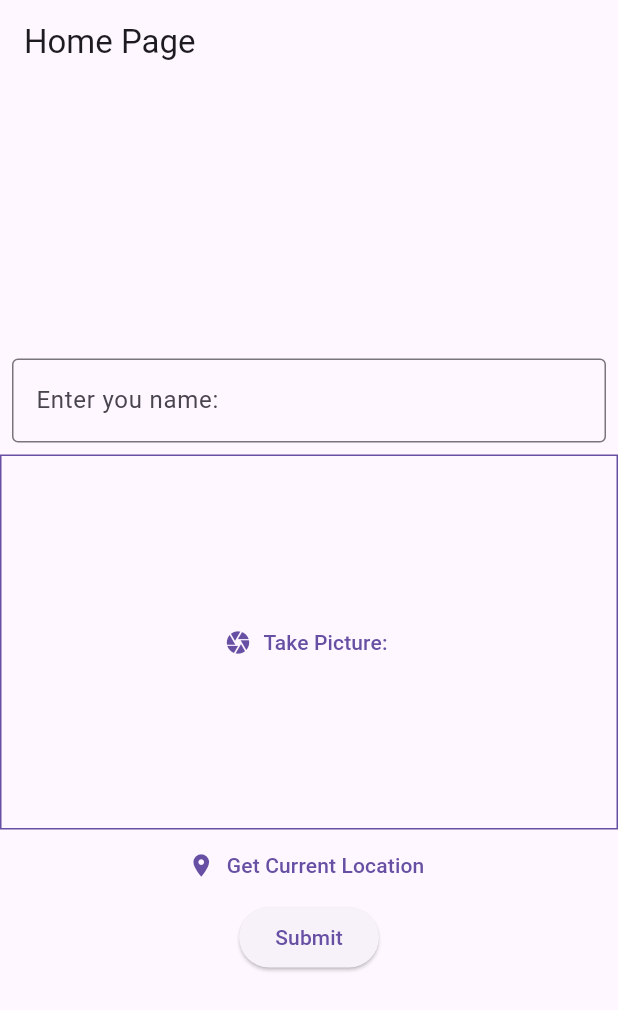
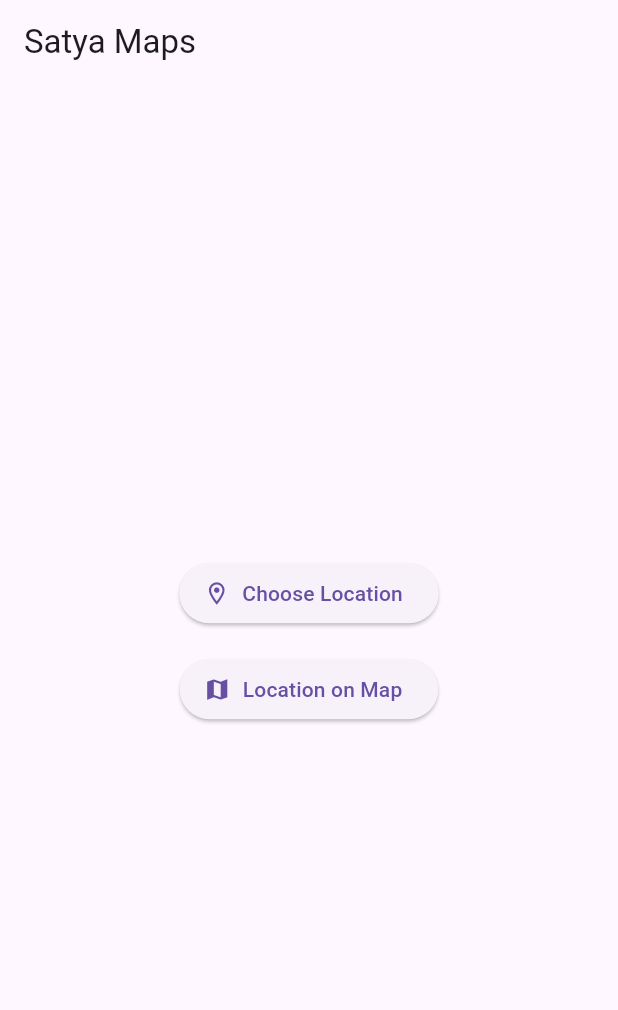
Before and after one commit to Moinuddin9777/widget_vault, a Flutter app: the screen it shows after launch, on a phone screen of 412 x 824 dp. Shown: the top 1010 px of the screen. Run offline on Flutter 3.47's test engine with Material 3 defaults, Android fonts, the light colour scheme and no system bars; our stand-ins replace geocoding, get, google_maps_flutter, location; missing offline and left inert: clipboard.

Commit message:
version 2

```diff
--- a/lib/main.dart
+++ b/lib/main.dart
@@ -4,7 +4,7 @@ import 'package:widget_vault/views/home_page.dart';
 
 void main() {
   runApp(
-    GetMaterialApp(
+    const GetMaterialApp(
       home: HomePage(),
     ),
   );
--- a/lib/views/display_page.dart
+++ /dev/null
@@ -1,37 +0,0 @@
-import 'package:flutter/material.dart';
-import 'package:get/get.dart';
-
-class DisplayPage extends StatelessWidget {
-  const DisplayPage({super.key});
-
-  @override
-  Widget build(BuildContext context) {
-    return Scaffold(
-      appBar: AppBar(
-        title: const Text('Display Information Page'),
-      ),
-      body: Column(
-        mainAxisAlignment: MainAxisAlignment.center,
-        crossAxisAlignment: CrossAxisAlignment.center,
-        children: [
-          Text('Name: ${Get.arguments["name"]}'),
-          const SizedBox(
-            height: 15,
-          ),
-          const Text('Picture:'),
-          const SizedBox(
-            height: 15,
-          ),
-          Image.file(
-            Get.arguments["image"],
-          ),
-          const SizedBox(
-            height: 15,
-          ),
-          Text(
-              'latitude: ${Get.arguments["latitude"]} longitude: ${Get.arguments["longitude"]}'),
-        ],
-      ),
-    );
-  }
-}
--- a/lib/views/home_page.dart
+++ b/lib/views/home_page.dart
@@ -1,73 +1,48 @@
-import 'dart:io';
-import 'package:location/location.dart';
 import 'package:flutter/material.dart';
 import 'package:get/get.dart';
-import 'package:widget_vault/models/passing_data.dart';
-import 'package:widget_vault/views/display_page.dart';
-import 'package:widget_vault/views/image_input_widget.dart';
-import 'package:widget_vault/views/location_input_widget.dart';
+import 'package:widget_vault/views/location_selection_page.dart';
+import 'package:widget_vault/views/coords_paste_screen.dart';
 
 class HomePage extends StatelessWidget {
-  HomePage({super.key});
-  final TextEditingController _textController = TextEditingController();
-  File? _selectedImage;
-  double latitude = double.infinity, longitude = double.infinity;
-  void sendInfo() {
-    if (_selectedImage == null ||
-        _textController.text == "" ||
-        latitude == double.infinity ||
-        longitude == double.infinity) return;
-    Get.to(
-      () => const DisplayPage(),
-      arguments: {
-        "name": _textController.text,
-        "image": _selectedImage!,
-        "latitude": latitude,
-        "longitude": longitude,
-      },
-    );
-  }
-
+  const HomePage({super.key});
   @override
   Widget build(BuildContext context) {
     return Scaffold(
       appBar: AppBar(
         title: const Text(
-          'Home Page',
+          'Satya Maps',
         ),
       ),
       body: Center(
-        child: SingleChildScrollView(
         child: Column(
+          mainAxisAlignment: MainAxisAlignment.center,
+          crossAxisAlignment: CrossAxisAlignment.center,
           children: [
-              Padding(
-                padding: const EdgeInsets.all(8.0),
-                child: TextField(
-                  decoration: const InputDecoration(
-                    border: OutlineInputBorder(),
-                    hintText: 'Enter you name:',
-                  ),
-                  controller: _textController,
-                  scrollPadding: const EdgeInsets.all(20),
+            ElevatedButton.icon(
+              label: const Text('Choose Location'),
+              onPressed: () {
+                Get.to(() => const LocationSelection());
+              },
+              icon: const Icon(
+                Icons.location_on_outlined,
               ),
             ),
-              ImageInput(
-                onPickImage: (image) {
-                  _selectedImage = image;
+            const SizedBox(
+              height: 16,
+            ),
+            ElevatedButton.icon(
+              label: const Text('Location on Map'),
+              onPressed: () {
+                Get.to(() => const CoordsPaste());
               },
+              icon: const Icon(
+                Icons.map_sharp,
               ),
-              LocationInput(
-                onPickLocation: (long, lat) {
-                  latitude = lat;
-                  longitude = long;
-                },
             ),
-              ElevatedButton(
-                onPressed: sendInfo,
-                child: const Text('Submit'),
+            const SizedBox(
+              height: 25,
             ),
           ],
-          ),
         ),
       ),
     );
--- a/lib/views/image_input_widget.dart
+++ /dev/null
@@ -1,59 +0,0 @@
-import 'dart:io';
-
-import 'package:flutter/material.dart';
-import 'package:image_picker/image_picker.dart';
-
-class ImageInput extends StatefulWidget {
-  ImageInput({super.key, required this.onPickImage});
-  final void Function(File image) onPickImage;
-  @override
-  State<ImageInput> createState() {
-    return _ImageInputState();
-  }
-}
-
-class _ImageInputState extends State<ImageInput> {
-  File? _selectImage;
-  void _takePicture() async {
-    final imagePicker = ImagePicker();
-    final pickedImage = await imagePicker.pickImage(
-      source: ImageSource.camera,
-      maxWidth: 600,
-    );
-    if (pickedImage == null) return;
-    setState(() {
-      _selectImage = File(pickedImage.path);
-    });
-    widget.onPickImage(_selectImage!);
-  }
-
-  @override
-  Widget build(BuildContext context) {
-    return Container(
-      decoration: BoxDecoration(
-        border: Border.all(
-          width: 1,
-          color: Theme.of(context).colorScheme.primary,
-        ),
-      ),
-      height: 250,
-      width: double.infinity,
-      alignment: Alignment.center,
-      child: _selectImage == null
-          ? TextButton.icon(
-              icon: const Icon(Icons.camera),
-              label: const Text('Take Picture:'),
-              onPressed: _takePicture,
-            )
-          : GestureDetector(
-              onTap: _takePicture,
-              child: Image.file(
-                _selectImage!,
-                fit: BoxFit.cover,
-                height: double.infinity,
-                width: double.infinity,
-              ),
-            ),
-    );
-  }
-}
--- a/lib/views/location_input_widget.dart
+++ /dev/null
@@ -1,67 +0,0 @@
-import 'package:flutter/material.dart';
-import 'package:location/location.dart';
-
-class LocationInput extends StatefulWidget {
-  const LocationInput({super.key, required this.onPickLocation});
-  final void Function(double longitude, double latitude) onPickLocation;
-  @override
-  State<LocationInput> createState() => _LocationInputState();
-}
-
-class _LocationInputState extends State<LocationInput> {
-  void _getCurrentLocation() async {
-    Location location = Location();
-
-    bool serviceEnabled;
-    PermissionStatus permissionGranted;
-    LocationData locationData;
-
-    serviceEnabled = await location.serviceEnabled();
-    if (!serviceEnabled) {
-      serviceEnabled = await location.requestService();
-      if (!serviceEnabled) {
-        return;
-      }
-    }
-
-    permissionGranted = await location.hasPermission();
-    if (permissionGranted == PermissionStatus.denied) {
-      permissionGranted = await location.requestPermission();
-      if (permissionGranted != PermissionStatus.granted) {
-        return;
-      }
-    }
-
-    locationData = await location.getLocation();
-    print(locationData.latitude);
-    print(locationData.longitude);
-
-    widget.onPickLocation(locationData.latitude!, locationData.longitude!);
-  }
-
-  @override
-  Widget build(BuildContext context) {
-    return Column(
-      children: [
-        Row(
-          mainAxisAlignment: MainAxisAlignment.spaceEvenly,
-          children: [
-            const SizedBox(
-              height: 14,
-            ),
-            TextButton.icon(
-              onPressed: _getCurrentLocation,
-              icon: const Icon(Icons.location_on),
-              label: const Text(
-                'Get Current Location',
-              ),
-            ),
-            const SizedBox(
-              height: 14,
-            ),
-          ],
-        ),
-      ],
-    );
-  }
-}
--- a/pubspec.yaml
+++ b/pubspec.yaml
@@ -30,7 +30,7 @@ environment:
 dependencies:
   flutter:
     sdk: flutter
-
+  google_maps_flutter: ^2.5.3
 
   # The following adds the Cupertino Icons font to your application.
   # Use with the CupertinoIcons class for iOS style icons.
@@ -43,6 +43,8 @@ dependencies:
   dio: 5.3.4
   html: ^0.15.4
   location: ^5.0.3
+  clipboard: ^0.1.3
+  geocoding: ^2.1.1
 
 dev_dependencies:
   flutter_test:
```
Also changed, not shown: lib/models/passing_data.dart (deleted, +0 -15 lines), lib/views/coords_paste_screen.dart (added, +100 -0 lines), lib/views/location_selection_page.dart (added, +104 -0 lines), lib/views/map_screen.dart (added, +40 -0 lines), pubspec.lock, 2 other files. Lines whose indentation alone changed are shown as unchanged.
